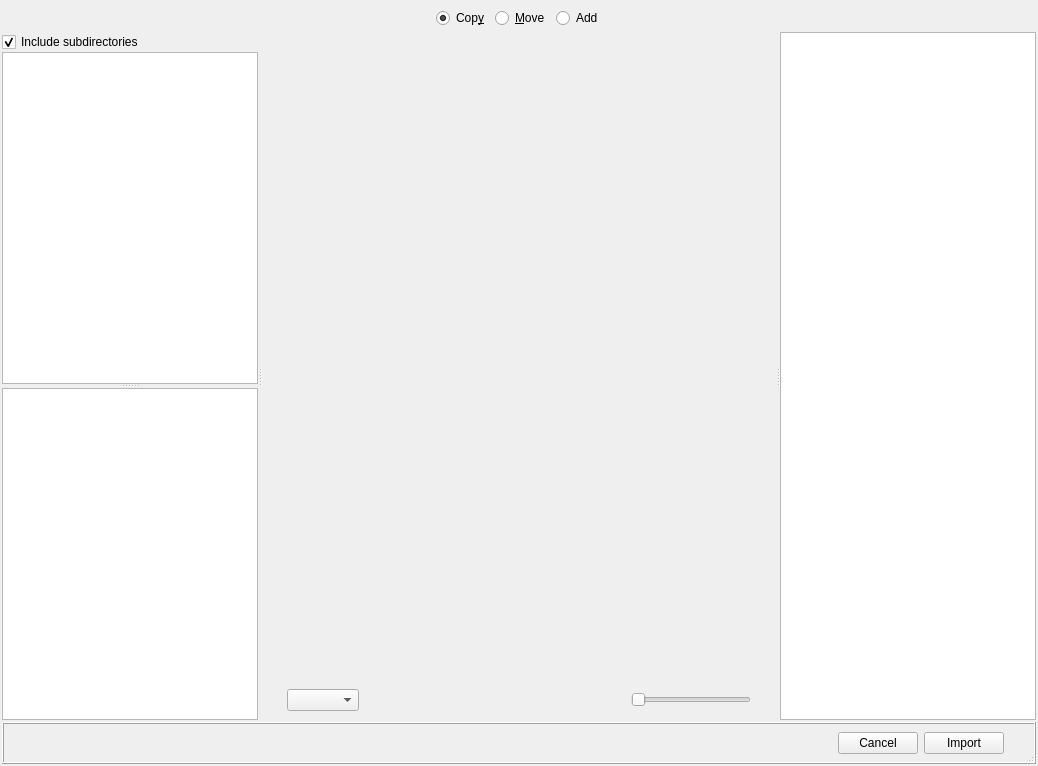
Qt form PhotoStage/import/importdialog.ui (jaapgeurts/photostage) before a commit.
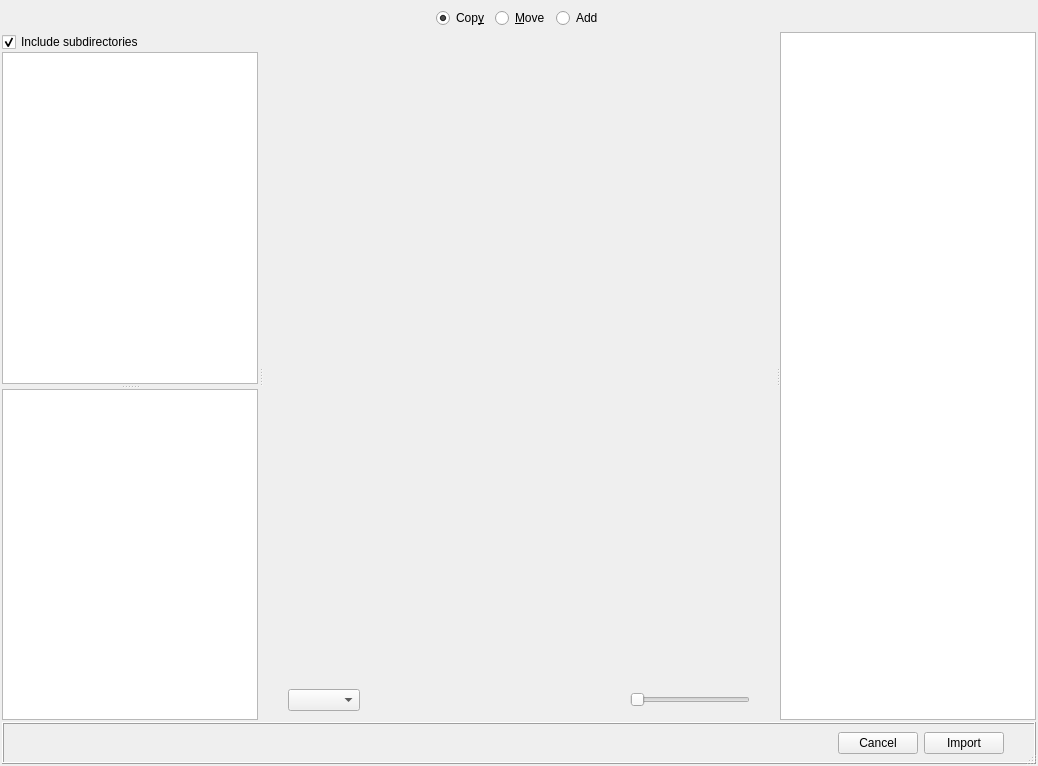
The same form after that commit. Custom widgets are drawn as their Qt base class.

The edit to the form file:
```diff
--- a/PhotoStage/import/importdialog.ui
+++ b/PhotoStage/import/importdialog.ui
@@ -141,6 +141,9 @@
         <property name="orientation">
          <enum>Qt::Horizontal</enum>
         </property>
+        <property name="handleWidth">
+         <number>5</number>
+        </property>
         <widget class="QFrame" name="frmSource">
          <property name="frameShadow">
           <enum>QFrame::Raised</enum>
@@ -191,6 +194,9 @@
             <property name="orientation">
              <enum>Qt::Vertical</enum>
             </property>
+            <property name="handleWidth">
+             <number>5</number>
+            </property>
             <widget class="QListView" name="lvwSourceDevices"/>
             <widget class="QTreeView" name="trvwSourceFiles">
              <property name="sizePolicy">
```
Left out of the diff: 85 changed lines with no effect on the pictures.
